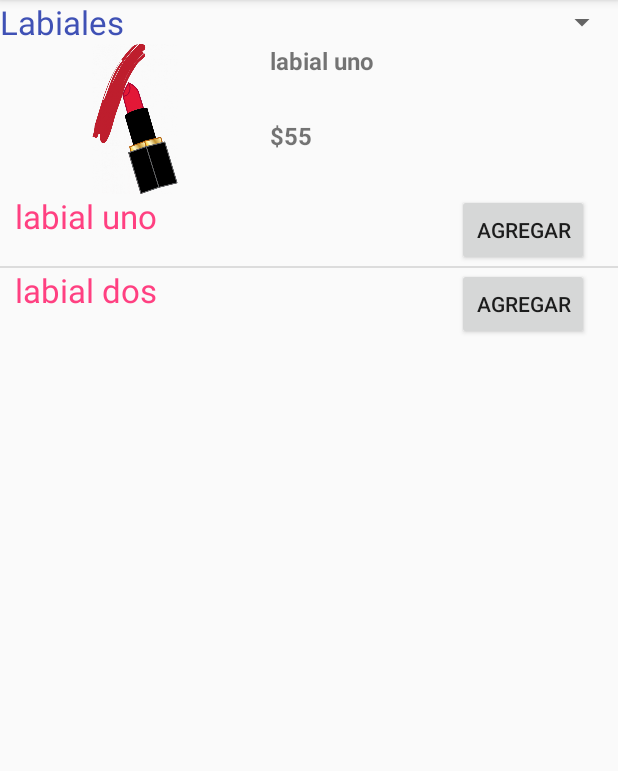
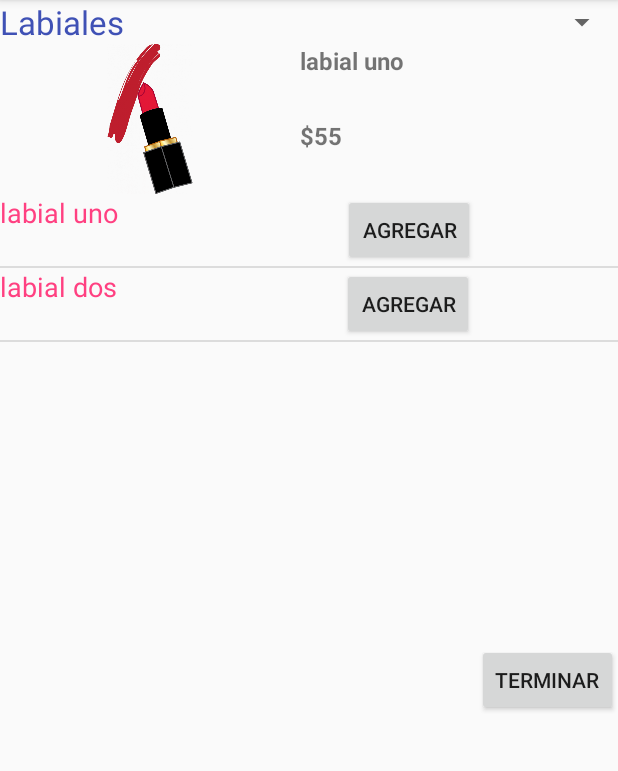
Before and after one commit to JavierSLX/Carrito, an Android app: the adi screen opened directly, with no data from a screen before it, on a phone screen of 412 x 824 dp, the part 84-855 px from its top. Run offline under Robolectric (Android 15) with nearby library versions, the phone set to English and light mode, and no system bars.

Commit message:
Ya quedo

```diff
--- a/Carrito/app/src/main/AndroidManifest.xml
+++ b/Carrito/app/src/main/AndroidManifest.xml
@@ -17,7 +17,9 @@
             </intent-filter>
         </activity>
         <activity android:name=".Fabi" />
-        <activity android:name=".adi"></activity>
+        <activity android:name=".adi" />
+        <activity android:name=".DetallesAdi" />
+        <activity android:name=".CarritoAdi" />
     </application>
 
 </manifest>
--- a/Carrito/app/src/main/java/com/example/fabi/carrito/adapter/ListaAdapter.java
+++ b/Carrito/app/src/main/java/com/example/fabi/carrito/adapter/ListaAdapter.java
@@ -7,8 +7,10 @@ import android.view.ViewGroup;
 import android.widget.BaseAdapter;
 import android.widget.Button;
 import android.widget.TextView;
+import android.widget.Toast;
 
 import com.example.fabi.carrito.R;
+import com.example.fabi.carrito.adi;
 import com.example.fabi.carrito.modelo.lista;
 
 import java.util.ArrayList;
@@ -20,6 +22,7 @@ import java.util.ArrayList;
 public class ListaAdapter extends BaseAdapter {
     private ArrayList<lista> elementos;
     private Context context;
+
 
     public ListaAdapter(ArrayList<lista> elementos, Context context) {
         this.elementos = elementos;
@@ -42,7 +45,7 @@ public class ListaAdapter extends BaseAdapter {
     }
 
     @Override
-    public View getView(int i, View convertView, ViewGroup viewGroup) {
+    public View getView(final int i, View convertView, ViewGroup viewGroup) {
         LayoutInflater inflater = LayoutInflater.from(viewGroup.getContext());
         View view = convertView;
         if(convertView == null){
@@ -52,7 +55,17 @@ public class ListaAdapter extends BaseAdapter {
 
         //Relaciona cada elemento con su view
         TextView nombre = (TextView) view.findViewById(R.id.nombre);
-        Button add = (Button) view.findViewById(R.id.btn);
+        final Button add = (Button) view.findViewById(R.id.btn);
+
+        add.setOnClickListener(new View.OnClickListener() {
+            @Override
+            public void onClick(View view) {
+
+                Toast.makeText(context,"Se agrego al carrito",Toast.LENGTH_SHORT).show();
+                adi.carrito(context, i);
+
+            }
+        });
 
         //Coloca los valores de cada elemento
         nombre.setText(getItem(i).getNombre());
--- a/Carrito/app/src/main/java/com/example/fabi/carrito/adi.java
+++ b/Carrito/app/src/main/java/com/example/fabi/carrito/adi.java
@@ -1,5 +1,7 @@
 package com.example.fabi.carrito;
 
+import android.content.Context;
+import android.content.Intent;
 import android.content.res.TypedArray;
 import android.support.v7.app.AppCompatActivity;
 import android.os.Bundle;
@@ -11,14 +13,17 @@ import android.widget.ListView;
 import android.widget.Spinner;
 import android.widget.SpinnerAdapter;
 import android.widget.TextView;
+import android.widget.Toast;
 
 import com.example.fabi.carrito.adapter.ListaAdapter;
+import com.example.fabi.carrito.modelo.Carrito;
 import com.example.fabi.carrito.modelo.lista;
 import com.example.fabi.carrito.modelo.spinner;
 
 import java.util.ArrayList;
 
 import static com.example.fabi.carrito.R.array.maquillaje;
+import static com.example.fabi.carrito.R.id.btn;
 
 public class adi extends AppCompatActivity {
 
@@ -26,20 +31,48 @@ public class adi extends AppCompatActivity {
     private TextView precio, nombre;
     private ListView listaB;
     private ImageView img;
-    private ArrayList<lista> listaObj;
+    private static ArrayList<lista> listaObj;
+    public static ArrayList<Carrito> listac;
+    private static int position;
+    private Button finalizar;
+        private int img1;
     @Override
     protected void onCreate(Bundle savedInstanceState) {
         super.onCreate(savedInstanceState);
         setContentView(R.layout.activity_adi);
 
         //Define cada elemento con su view
-        Spinner = (Spinner)findViewById(R.id.spinner);
-        precio = (TextView)findViewById(R.id.precio);
-        nombre = (TextView)findViewById(R.id.nombre);
+        Spinner = (Spinner) findViewById(R.id.spinner);
+        precio = (TextView) findViewById(R.id.precio);
+        nombre = (TextView) findViewById(R.id.nombre);
         listaB = (ListView) findViewById(R.id.lista);
-        img = (ImageView)findViewById(R.id.imagen);
+        img = (ImageView) findViewById(R.id.imagen);
+        finalizar = (Button)findViewById(R.id.finalizar);
+
+        listac = new ArrayList<>();
 
 
+
+
+        img.setOnClickListener(new View.OnClickListener() {
+            @Override
+            public void onClick(View view) {
+                Intent intent = new Intent(adi.this, DetallesAdi.class);
+                intent.putExtra("Nombre", nombre.getText().toString());
+                intent.putExtra("Precio", precio.getText().toString());
+                intent.putExtra("Imagen", img1);
+                startActivity(intent);
+            }
+        });
+
+        finalizar.setOnClickListener(new View.OnClickListener() {
+            @Override
+            public void onClick(View view) {
+                Intent intent = new Intent(adi.this, CarritoAdi.class);
+                startActivity(intent);
+
+            }
+        });
 
         //crea el adapter
         SpinnerAdapter adapter1 = new com.example.fabi.carrito.adapter.SpinnerAdapter(listar(), this);
@@ -49,37 +82,33 @@ public class adi extends AppCompatActivity {
             @Override
             public void onItemSelected(AdapterView<?> adapterView, View view, int i, long l) {
                 ListaAdapter adapter;
-                switch (i){
+                switch (i) {
                     case 0:
-                        adapter = new ListaAdapter(labiales(),adi.this);
+                        adapter = new ListaAdapter(labiales(), adi.this);
                         listaB.setAdapter(adapter);
-                        img.setImageResource(listaObj.get(i).getImagen());
-                        nombre.setText(listaObj.get(i).getNombre());
-                        precio.setText(listaObj.get(i).getPrecio());
+
                         break;
                     case 1:
-                        adapter = new ListaAdapter(maquillaje(),adi.this);
+                        adapter = new ListaAdapter(maquillaje(), adi.this);
                         listaB.setAdapter(adapter);
-                        img.setImageResource(listaObj.get(i).getImagen());
-                        nombre.setText(listaObj.get(i).getNombre());
-                        precio.setText(listaObj.get(i).getPrecio());
+
                         break;
                     case 2:
-                        adapter = new ListaAdapter(Cremas(),adi.this);
+                        adapter = new ListaAdapter(Cremas(), adi.this);
                         listaB.setAdapter(adapter);
-                        img.setImageResource(listaObj.get(i).getImagen());
-                        nombre.setText(listaObj.get(i).getNombre());
-                        precio.setText(listaObj.get(i).getPrecio());
+
                         break;
                     case 3:
-                        adapter = new ListaAdapter(mascara(),adi.this);
+                        adapter = new ListaAdapter(mascara(), adi.this);
                         listaB.setAdapter(adapter);
-                        img.setImageResource(listaObj.get(i).getImagen());
-                        nombre.setText(listaObj.get(i).getNombre());
-                        precio.setText(listaObj.get(i).getPrecio());
+
 
                         break;
                 }
+                img1 = listaObj.get(0).getImagen();
+                img.setImageResource(listaObj.get(0).getImagen());
+                nombre.setText(listaObj.get(0).getNombre());
+                precio.setText(listaObj.get(0).getPrecio());
             }
 
             @Override
@@ -88,6 +117,16 @@ public class adi extends AppCompatActivity {
             }
         });
 
+        listaB.setOnItemClickListener(new AdapterView.OnItemClickListener() {
+            @Override
+            public void onItemClick(AdapterView<?> adapterView, View view, int i, long l) {
+                img1 = listaObj.get(i).getImagen();
+                img.setImageResource(listaObj.get(i).getImagen());
+                nombre.setText(listaObj.get(i).getNombre());
+                precio.setText(listaObj.get(i).getPrecio());
+
+            }
+        });
     }
 
     private ArrayList<spinner> listar (){
@@ -106,10 +145,14 @@ public class adi extends AppCompatActivity {
     private ArrayList<lista> labiales (){
          listaObj = new ArrayList<>();
         String[] titulos = getResources().getStringArray(R.array.labiales);
-        String [] precios = getResources().getStringArray(R.array.precioLabiales);
+        final String [] precios = getResources().getStringArray(R.array.precioLabiales);
 
 
         final TypedArray elementos = getResources().obtainTypedArray(R.array.imagenlabial);
+
+
+
+
         //crea la lista
 
         for (int i = 0; i < titulos.length; i++){
@@ -163,4 +206,14 @@ public class adi extends AppCompatActivity {
         }
         return listaObj;
     }
+
+    public static ArrayList<Carrito> carrito(Context context, int position){
+
+        Toast.makeText(context,"ya salioooo", Toast.LENGTH_SHORT).show();
+        listac.add(new Carrito(listaObj.get(position).getNombre(), listaObj.get(position).getPrecio()));
+
+        return listac;
+    }
+
+
 }
--- a/Carrito/app/src/main/res/layout/activity_adi.xml
+++ b/Carrito/app/src/main/res/layout/activity_adi.xml
@@ -22,7 +22,7 @@
 
         <ImageView
             android:id="@+id/imagen"
-            android:layout_width="180dp"
+            android:layout_width="200dp"
             android:layout_height="match_parent"
             android:layout_gravity="center"
             android:src="@drawable/labial"
@@ -59,8 +59,15 @@
     <ListView
         android:id="@+id/lista"
         android:layout_width="match_parent"
-        android:layout_height="wrap_content"
+        android:layout_height="300dp"
         android:layout_below="@+id/descripcion"
         ></ListView>
+    <Button
+        android:id="@+id/finalizar"
+        android:layout_width="wrap_content"
+        android:layout_height="wrap_content"
+        android:layout_below="@+id/lista"
+        android:layout_alignParentRight="true"
+        android:text="Terminar"/>
 
 </RelativeLayout>
--- a/Carrito/app/src/main/res/layout/adilista_template.xml
+++ b/Carrito/app/src/main/res/layout/adilista_template.xml
@@ -8,16 +8,18 @@
         android:layout_width="wrap_content"
         android:layout_height="wrap_content"
         android:text="Nombre"
-        android:textAppearance="?android:textAppearanceLarge"
+        android:textAppearance="?android:textAppearanceMedium"
         android:textColor="@color/colorAccent"
-        android:layout_marginLeft="10dp"/>
+        />
     <Button
         android:id="@+id/btn"
         android:layout_width="wrap_content"
         android:layout_height="wrap_content"
         android:text="Agregar"
         android:layout_toRightOf="@+id/nombre"
-        android:layout_marginLeft="200dp"
+        android:layout_marginLeft="150dp"
+        android:focusable="false"
+        android:focusableInTouchMode="false"
         />
 
 
```
Also changed, not shown: Carrito/app/src/main/java/com/example/fabi/carrito/CarritoAdi.java (added, +28 -0 lines), Carrito/app/src/main/java/com/example/fabi/carrito/DetallesAdi.java (added, +56 -0 lines), Carrito/app/src/main/java/com/example/fabi/carrito/adapter/CarritoAdapter.java (added, +62 -0 lines), Carrito/app/src/main/java/com/example/fabi/carrito/modelo/Carrito.java (added, +32 -0 lines), Carrito/app/src/main/res/layout/activity_carrito_adi.xml (added, +15 -0 lines), Carrito/app/src/main/res/layout/activity_detalles_adi.xml (added, +41 -0 lines), Carrito/app/src/main/res/layout/adicarrito_template.xml (added, +25 -0 lines).
